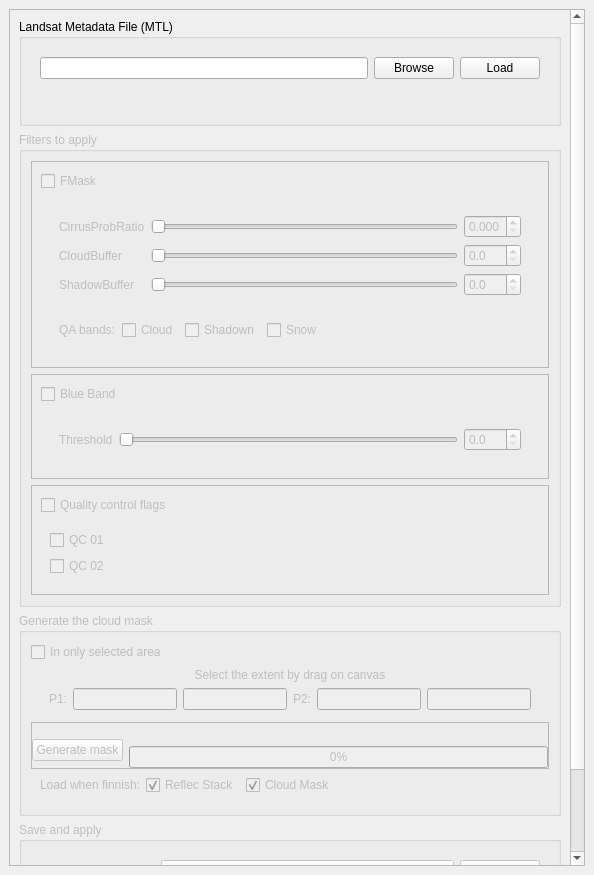
Before: the Qt Designer form ui/cloud_masking_dockwidget_base.ui in SMByC/CloudMasking, drawn with Qt 5.
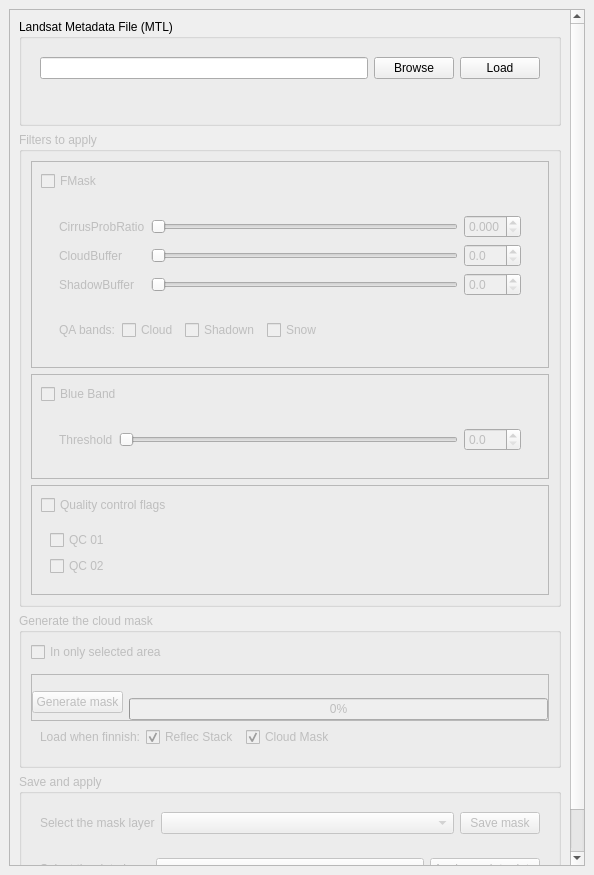
After: the same form once the commit is applied. Custom widgets are drawn as their Qt base class.

Commit message: Fix and update UI and GUI for extent selector widget

What changed in the file:
```diff
--- a/ui/cloud_masking_dockwidget_base.ui
+++ b/ui/cloud_masking_dockwidget_base.ui
@@ -30,9 +30,9 @@
        <property name="geometry">
         <rect>
          <x>0</x>
-         <y>-377</y>
+         <y>-301</y>
          <width>554</width>
-         <height>1203</height>
+         <height>1127</height>
         </rect>
        </property>
        <layout class="QVBoxLayout" name="verticalLayout">
@@ -434,7 +434,66 @@
            <string>Generate the cloud mask</string>
           </property>
           <layout class="QGridLayout" name="gridLayout_6">
+           <item row="0" column="0">
+            <widget class="QCheckBox" name="checkBox_ExtentSelector">
+             <property name="text">
+              <string>In only selected area</string>
+             </property>
+            </widget>
+           </item>
+           <item row="1" column="0">
+            <widget class="ExtentSelector" name="widget_ExtentSelector" native="true"/>
+           </item>
            <item row="3" column="0">
+            <widget class="QWidget" name="widget_2" native="true">
+             <layout class="QHBoxLayout" name="horizontalLayout_9">
+              <property name="topMargin">
+               <number>0</number>
+              </property>
+              <item>
+               <widget class="QLabel" name="label_11">
+                <property name="text">
+                 <string>Load when finnish:</string>
+                </property>
+               </widget>
+              </item>
+              <item>
+               <widget class="QCheckBox" name="checkBox_LoadReflecStack">
+                <property name="text">
+                 <string>Reflec Stack</string>
+                </property>
+                <property name="checked">
+                 <bool>true</bool>
+                </property>
+               </widget>
+              </item>
+              <item>
+               <widget class="QCheckBox" name="checkBox_LoadCloudMask">
+                <property name="text">
+                 <string>Cloud Mask</string>
+                </property>
+                <property name="checked">
+                 <bool>true</bool>
+                </property>
+               </widget>
+              </item>
+              <item>
+               <spacer name="horizontalSpacer_2">
+                <property name="orientation">
+                 <enum>Qt::Horizontal</enum>
+                </property>
+                <property name="sizeHint" stdset="0">
+                 <size>
+                  <width>40</width>
+                  <height>20</height>
+                 </size>
+                </property>
+               </spacer>
+              </item>
+             </layout>
+            </widget>
+           </item>
+           <item row="2" column="0">
             <widget class="QFrame" name="frame">
              <property name="frameShape">
               <enum>QFrame::StyledPanel</enum>
@@ -512,153 +571,6 @@
              </layout>
             </widget>
            </item>
-           <item row="0" column="0">
-            <widget class="QCheckBox" name="checkBox_ExtentSelector">
-             <property name="text">
-              <string>In only selected area</string>
-             </property>
-            </widget>
-           </item>
-           <item row="1" column="0">
-            <widget class="QWidget" name="widget_SelectedArea" native="true">
-             <layout class="QVBoxLayout" name="verticalLayout_8">
-              <property name="topMargin">
-               <number>0</number>
-              </property>
-              <property name="bottomMargin">
-               <number>0</number>
-              </property>
-              <item>
-               <widget class="QLabel" name="label_8">
-                <property name="text">
-                 <string>Select the extent by drag on canvas</string>
-                </property>
-                <property name="alignment">
-                 <set>Qt::AlignCenter</set>
-                </property>
-               </widget>
-              </item>
-              <item>
-               <widget class="QWidget" name="widget_5" native="true">
-                <layout class="QHBoxLayout" name="horizontalLayout_8">
-                 <property name="topMargin">
-                  <number>0</number>
-                 </property>
-                 <property name="bottomMargin">
-                  <number>0</number>
-                 </property>
-                 <item>
-                  <widget class="QLabel" name="label_7">
-                   <property name="styleSheet">
-                    <string notr="true">font-size: 9pt;</string>
-                   </property>
-                   <property name="text">
-                    <string>P1:</string>
-                   </property>
-                  </widget>
-                 </item>
-                 <item>
-                  <widget class="QLineEdit" name="lineEdit">
-                   <property name="minimumSize">
-                    <size>
-                     <width>0</width>
-                     <height>0</height>
-                    </size>
-                   </property>
-                   <property name="styleSheet">
-                    <string notr="true">font-size: 9pt;width: 20px</string>
-                   </property>
-                  </widget>
-                 </item>
-                 <item>
-                  <widget class="QLineEdit" name="lineEdit_3">
-                   <property name="styleSheet">
-                    <string notr="true">font-size: 9pt;width: 20px</string>
-                   </property>
-                  </widget>
-                 </item>
-                 <item>
-                  <widget class="QLabel" name="label_6">
-                   <property name="styleSheet">
-                    <string notr="true">font-size: 9pt;</string>
-                   </property>
-                   <property name="text">
-                    <string>P2:</string>
-                   </property>
-                  </widget>
-                 </item>
-                 <item>
-                  <widget class="QLineEdit" name="lineEdit_2">
-                   <property name="styleSheet">
-                    <string notr="true">font-size: 9pt;width: 20px</string>
-                   </property>
-                  </widget>
-                 </item>
-                 <item>
-                  <widget class="QLineEdit" name="lineEdit_4">
-                   <property name="styleSheet">
-                    <string notr="true">font-size: 9pt;width: 20px</string>
-                   </property>
-                  </widget>
-                 </item>
-                </layout>
-               </widget>
-              </item>
-             </layout>
-            </widget>
-           </item>
-           <item row="4" column="0">
-            <widget class="QWidget" name="widget_2" native="true">
-             <layout class="QHBoxLayout" name="horizontalLayout_9">
-              <property name="topMargin">
-               <number>0</number>
-              </property>
-              <item>
-               <widget class="QLabel" name="label_11">
-                <property name="text">
-                 <string>Load when finnish:</string>
-                </property>
-               </widget>
-              </item>
-              <item>
-               <widget class="QCheckBox" name="checkBox_LoadReflecStack">
-                <property name="text">
-                 <string>Reflec Stack</string>
-                </property>
-                <property name="checked">
-                 <bool>true</bool>
-                </property>
-               </widget>
-              </item>
-              <item>
-               <widget class="QCheckBox" name="checkBox_LoadCloudMask">
-                <property name="text">
-                 <string>Cloud Mask</string>
-                </property>
-                <property name="checked">
-                 <bool>true</bool>
-                </property>
-               </widget>
-              </item>
-              <item>
-               <spacer name="horizontalSpacer_2">
-                <property name="orientation">
-                 <enum>Qt::Horizontal</enum>
-                </property>
-                <property name="sizeHint" stdset="0">
-                 <size>
-                  <width>40</width>
-                  <height>20</height>
-                 </size>
-                </property>
-               </spacer>
-              </item>
-             </layout>
-            </widget>
-           </item>
-           <item row="2" column="0">
-            <widget class="ExtentSelector" name="widget_ExtentSelector" native="true"/>
-           </item>
           </layout>
          </widget>
         </item>
```
Left out of the diff: 50 changed lines with no effect on the pictures. The commit also changes 3 other files.
